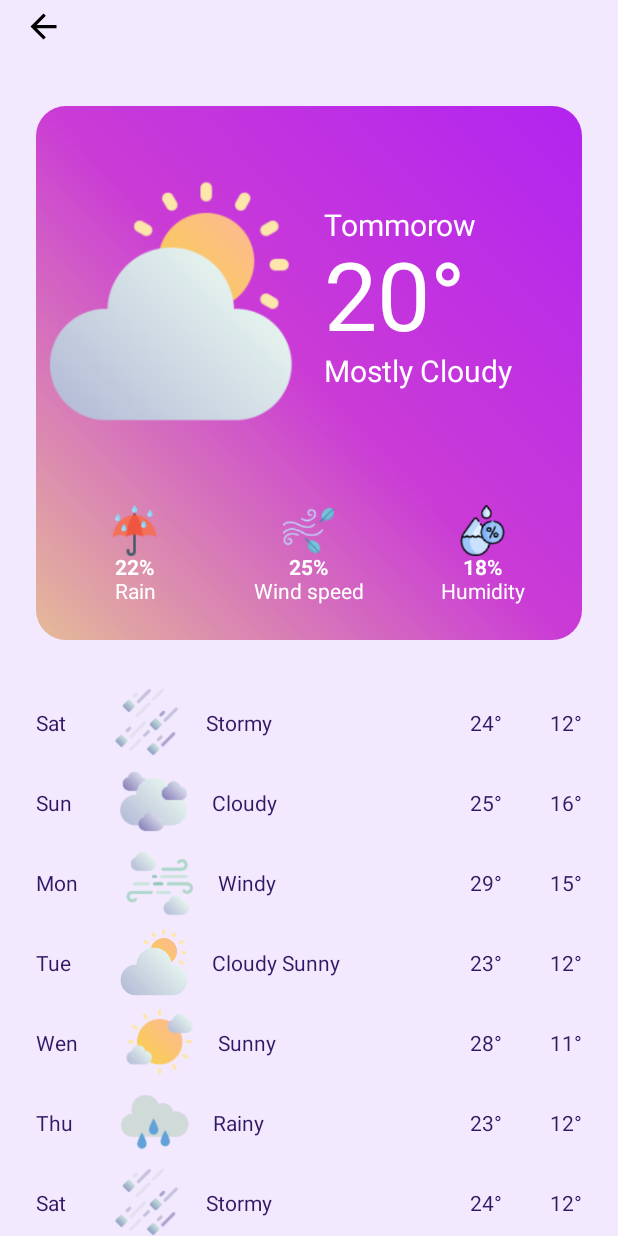
After one commit to chuthientuan/WeatherApp-Android, an Android app: the FutureActivity screen opened directly, with no data from a screen before it, on a phone screen of 412 x 824 dp. The commit adds this screen. Run offline under Robolectric (Android 15) with nearby library versions, the phone set to English and light mode, and no system bars.

Commit message:
Setup future activity and adapter

```diff
--- a/app/build.gradle.kts
+++ b/app/build.gradle.kts
@@ -39,6 +39,8 @@ dependencies {
     implementation(libs.constraintlayout)
     //Loading Animation
     implementation("com.airbnb.android:lottie:6.0.0")
+    //Card View
+    implementation("androidx.cardview:cardview:1.0.0")
     testImplementation(libs.junit)
     androidTestImplementation(libs.ext.junit)
     androidTestImplementation(libs.espresso.core)
--- a/app/src/main/AndroidManifest.xml
+++ b/app/src/main/AndroidManifest.xml
@@ -13,6 +13,9 @@
         android:theme="@style/Theme.WeatherApp"
         tools:targetApi="31">
         <activity
+            android:name=".activities.FutureActivity"
+            android:exported="false" />
+        <activity
             android:name=".activities.MainActivity"
             android:exported="false" />
         <activity
--- /dev/null
+++ b/app/src/main/java/com/example/weatherapp/activities/FutureActivity.java
@@ -0,0 +1,54 @@
+package com.example.weatherapp.activities;
+
+import android.os.Bundle;
+import android.widget.ImageView;
+
+import androidx.activity.EdgeToEdge;
+import androidx.appcompat.app.AppCompatActivity;
+import androidx.core.graphics.Insets;
+import androidx.core.view.ViewCompat;
+import androidx.core.view.WindowInsetsCompat;
+import androidx.recyclerview.widget.LinearLayoutManager;
+import androidx.recyclerview.widget.RecyclerView;
+
+import com.example.weatherapp.R;
+import com.example.weatherapp.adapters.FutureAdapter;
+import com.example.weatherapp.entities.FutureDomain;
+
+import java.util.ArrayList;
+
+public class FutureActivity extends AppCompatActivity {
+    private ArrayList<FutureDomain> items;
+    private FutureAdapter futureAdapter;
+    private RecyclerView recyclerViewFuture;
+
+    private ImageView imgBack;
+
+    @Override
+    protected void onCreate(Bundle savedInstanceState) {
+        super.onCreate(savedInstanceState);
+        EdgeToEdge.enable(this);
+        setContentView(R.layout.activity_future);
+        ViewCompat.setOnApplyWindowInsetsListener(findViewById(R.id.main), (v, insets) -> {
+            Insets systemBars = insets.getInsets(WindowInsetsCompat.Type.systemBars());
+            v.setPadding(systemBars.left, systemBars.top, systemBars.right, systemBars.bottom);
+            return insets;
+        });
+        recyclerViewFuture = findViewById(R.id.recyclerViewFuture);
+        recyclerViewFuture.setLayoutManager(new LinearLayoutManager(this, LinearLayoutManager.VERTICAL, false));
+        imgBack = findViewById(R.id.imgback);
+        imgBack.setOnClickListener(v -> finish());
+        items = new ArrayList<>();
+        items.add(new FutureDomain("Sat", "storm", "Stormy", 24, 12));
+        items.add(new FutureDomain("Sun", "cloudy", "Cloudy", 25, 16));
+        items.add(new FutureDomain("Mon", "windy", "Windy", 29, 15));
+        items.add(new FutureDomain("Tue", "cloudy_sunny", "Cloudy Sunny", 23, 12));
+        items.add(new FutureDomain("Wen", "sunny", "Sunny", 28, 11));
+        items.add(new FutureDomain("Thu", "rainy", "Rainy", 23, 12));
+        items.add(new FutureDomain("Sat", "storm", "Stormy", 24, 12));
+        items.add(new FutureDomain("Sun", "cloudy", "Cloudy", 25, 16));
+        items.add(new FutureDomain("Mon", "windy", "Windy", 29, 15));
+        futureAdapter = new FutureAdapter(items);
+        recyclerViewFuture.setAdapter(futureAdapter);
+    }
+}
--- a/app/src/main/java/com/example/weatherapp/activities/MainActivity.java
+++ b/app/src/main/java/com/example/weatherapp/activities/MainActivity.java
@@ -1,6 +1,8 @@
 package com.example.weatherapp.activities;
 
+import android.content.Intent;
 import android.os.Bundle;
+import android.widget.TextView;
 
 import androidx.activity.EdgeToEdge;
 import androidx.appcompat.app.AppCompatActivity;
@@ -21,6 +23,8 @@ public class MainActivity extends AppCompatActivity {
     private HourlyAdapter hourlyAdapter;
     private RecyclerView recyclerViewHourly;
 
+    private TextView textNext7Days;
+
     @Override
     protected void onCreate(Bundle savedInstanceState) {
         super.onCreate(savedInstanceState);
@@ -32,6 +36,7 @@ public class MainActivity extends AppCompatActivity {
             return insets;
         });
         recyclerViewHourly = findViewById(R.id.recyclerViewHourly);
+        textNext7Days = findViewById(R.id.textNext7Days);
         recyclerViewHourly.setLayoutManager(new LinearLayoutManager(this, LinearLayoutManager.HORIZONTAL, false));
         items = new ArrayList<>();
         items.add(new Hourly("9 pm", 28, "cloudy"));
@@ -41,5 +46,10 @@ public class MainActivity extends AppCompatActivity {
         items.add(new Hourly("1 am", 32, "storm"));
         hourlyAdapter = new HourlyAdapter(items);
         recyclerViewHourly.setAdapter(hourlyAdapter);
+
+        textNext7Days.setOnClickListener(v -> {
+            Intent intent = new Intent(this, FutureActivity.class);
+            startActivity(intent);
+        });
     }
 }
--- /dev/null
+++ b/app/src/main/java/com/example/weatherapp/adapters/FutureAdapter.java
@@ -0,0 +1,63 @@
+package com.example.weatherapp.adapters;
+
+import android.annotation.SuppressLint;
+import android.content.Context;
+import android.view.LayoutInflater;
+import android.view.View;
+import android.view.ViewGroup;
+import android.widget.ImageView;
+import android.widget.TextView;
+
+import androidx.annotation.NonNull;
+import androidx.recyclerview.widget.RecyclerView;
+
+import com.example.weatherapp.R;
+import com.example.weatherapp.entities.FutureDomain;
+
+import java.util.ArrayList;
+
+public class FutureAdapter extends RecyclerView.Adapter<FutureAdapter.FutureViewHolder> {
+    ArrayList<FutureDomain> items;
+    Context context;
+
+    public FutureAdapter(ArrayList<FutureDomain> items) {
+        this.items = items;
+    }
+
+    @NonNull
+    @Override
+    public FutureViewHolder onCreateViewHolder(@NonNull ViewGroup parent, int viewType) {
+        View view = LayoutInflater.from(parent.getContext()).inflate(R.layout.layout_future, parent, false);
+        return new FutureViewHolder(view);
+    }
+
+    @SuppressLint("SetTextI18n")
+    @Override
+    public void onBindViewHolder(@NonNull FutureViewHolder holder, int position) {
+        FutureDomain item = items.get(position);
+        context = holder.itemView.getContext();
+        holder.textDay.setText(item.getDay());
+        holder.textStatus.setText(item.getStatus());
+        holder.textHigh.setText(item.getHighTemp()+ "°");
+        holder.textLow.setText(item.getLowTemp()+ "°");
+        holder.imgPicNext.setImageResource(context.getResources().getIdentifier(item.getPicPath(), "drawable", context.getPackageName()));
+    }
+
+    @Override
+    public int getItemCount() {
+        return items.size();
+    }
+
+    static class FutureViewHolder extends RecyclerView.ViewHolder {
+        private TextView textDay, textStatus, textHigh, textLow;
+        private ImageView imgPicNext;
+        public FutureViewHolder(@NonNull View itemView) {
+            super(itemView);
+            textDay = itemView.findViewById(R.id.textDay);
+            textStatus = itemView.findViewById(R.id.textStatus);
+            textHigh = itemView.findViewById(R.id.textHigh);
+            textLow = itemView.findViewById(R.id.textLow);
+            imgPicNext = itemView.findViewById(R.id.imgPicNext);
+        }
+    }
+}
--- a/app/src/main/java/com/example/weatherapp/entities/FutureDomain.java
+++ b/app/src/main/java/com/example/weatherapp/entities/FutureDomain.java
@@ -5,14 +5,14 @@ public class FutureDomain {
     private String picPath;
     private String status;
     private int highTemp;
-    private int loeTemp;
+    private int lowTemp;
 
-    public FutureDomain(String day, String picPath, String status, int highTemp, int loeTemp) {
+    public FutureDomain(String day, String picPath, String status, int highTemp, int lowTemp) {
         this.day = day;
         this.picPath = picPath;
         this.status = status;
         this.highTemp = highTemp;
-        this.loeTemp = loeTemp;
+        this.lowTemp = lowTemp;
     }
 
     public String getDay() {
@@ -47,11 +47,11 @@ public class FutureDomain {
         this.highTemp = highTemp;
     }
 
-    public int getLoeTemp() {
-        return loeTemp;
+    public int getLowTemp() {
+        return lowTemp;
     }
 
-    public void setLoeTemp(int loeTemp) {
-        this.loeTemp = loeTemp;
+    public void setLowTemp(int loeTemp) {
+        this.lowTemp = loeTemp;
     }
 }
--- /dev/null
+++ b/app/src/main/res/drawable/ic_back.xml
@@ -0,0 +1,5 @@
+<vector xmlns:android="http://schemas.android.com/apk/res/android" android:autoMirrored="true" android:height="24dp" android:tint="#000000" android:viewportHeight="24" android:viewportWidth="24" android:width="24dp">
+
+    <path android:fillColor="@android:color/white" android:pathData="M20,11H7.83l5.59,-5.59L12,4l-8,8 8,8 1.41,-1.41L7.83,13H20v-2z"/>
+
+</vector>
--- /dev/null
+++ b/app/src/main/res/layout/activity_future.xml
@@ -0,0 +1,37 @@
+<?xml version="1.0" encoding="utf-8"?>
+<androidx.constraintlayout.widget.ConstraintLayout xmlns:android="http://schemas.android.com/apk/res/android"
+    xmlns:app="http://schemas.android.com/apk/res-auto"
+    xmlns:tools="http://schemas.android.com/tools"
+    android:id="@+id/main"
+    android:layout_width="match_parent"
+    android:layout_height="match_parent"
+    android:background="@color/backgroundColor"
+    tools:context=".activities.FutureActivity">
+
+    <ScrollView
+        android:layout_width="match_parent"
+        android:layout_height="match_parent">
+
+        <LinearLayout
+            android:layout_width="match_parent"
+            android:layout_height="wrap_content"
+            android:orientation="vertical">
+
+            <ImageView
+                android:id="@+id/imgback"
+                android:layout_width="26dp"
+                android:layout_height="26dp"
+                android:layout_margin="16dp"
+                android:contentDescription="@string/app_name"
+                android:src="@drawable/ic_back" />
+
+            <include layout="@layout/layout_weather_card_next" />
+            <androidx.recyclerview.widget.RecyclerView
+                android:id="@+id/recyclerViewFuture"
+                android:layout_width="match_parent"
+                android:layout_height="match_parent"
+                android:clipToPadding="false"/>
+
+        </LinearLayout>
+    </ScrollView>
+</androidx.constraintlayout.widget.ConstraintLayout>
--- a/app/src/main/res/layout/activity_main.xml
+++ b/app/src/main/res/layout/activity_main.xml
@@ -85,6 +85,7 @@
                     tools:ignore="InefficientWeight" />
 
                 <TextView
+                    android:id="@+id/textNext7Days"
                     android:layout_width="wrap_content"
                     android:layout_height="wrap_content"
                     android:layout_marginEnd="24dp"
--- /dev/null
+++ b/app/src/main/res/layout/layout_future.xml
@@ -0,0 +1,63 @@
+<?xml version="1.0" encoding="utf-8"?>
+<androidx.constraintlayout.widget.ConstraintLayout xmlns:android="http://schemas.android.com/apk/res/android"
+    android:layout_width="match_parent"
+    android:layout_height="wrap_content"
+    android:layout_marginStart="16dp"
+    android:layout_marginTop="8dp"
+    android:layout_marginEnd="16dp"
+    xmlns:app="http://schemas.android.com/apk/res-auto">
+
+    <TextView
+        android:id="@+id/textDay"
+        android:layout_width="wrap_content"
+        android:layout_height="wrap_content"
+        android:layout_marginStart="8dp"
+        android:text="Sat"
+        android:textColor="@color/textColor"
+        android:textSize="14sp"
+        app:layout_constraintBottom_toBottomOf="parent"
+        app:layout_constraintStart_toStartOf="parent"
+        app:layout_constraintTop_toTopOf="parent"/>
+    <ImageView
+        android:id="@+id/imgPicNext"
+        android:layout_width="45dp"
+        android:layout_height="45dp"
+        android:layout_marginStart="32dp"
+        android:src="@drawable/sunny"
+        app:layout_constraintBottom_toBottomOf="@+id/textDay"
+        app:layout_constraintStart_toEndOf="@+id/textDay"
+        app:layout_constraintTop_toTopOf="@+id/textDay"
+        android:contentDescription="@string/app_name"/>
+    <TextView
+        android:id="@+id/textStatus"
+        android:layout_width="wrap_content"
+        android:layout_height="wrap_content"
+        android:layout_marginStart="16dp"
+        android:text="sunny"
+        android:textColor="@color/textColor"
+        android:textSize="14sp"
+        app:layout_constraintBottom_toBottomOf="@id/imgPicNext"
+        app:layout_constraintStart_toEndOf="@id/imgPicNext"
+        app:layout_constraintTop_toTopOf="@id/imgPicNext"/>
+    <TextView
+        android:id="@+id/textLow"
+        android:layout_width="wrap_content"
+        android:layout_height="wrap_content"
+        android:layout_marginEnd="8dp"
+        android:text="@string/_20"
+        android:textColor="@color/textColor"
+        app:layout_constraintBottom_toBottomOf="@id/imgPicNext"
+        app:layout_constraintEnd_toEndOf="parent"
+        app:layout_constraintTop_toTopOf="@id/imgPicNext"/>
+    <TextView
+        android:id="@+id/textHigh"
+        android:layout_width="wrap_content"
+        android:layout_height="wrap_content"
+        android:layout_marginEnd="32dp"
+        android:text="@string/_20"
+        android:textColor="@color/textColor"
+        app:layout_constraintBottom_toBottomOf="@id/textLow"
+        app:layout_constraintEnd_toStartOf="@id/textLow"
+        app:layout_constraintTop_toTopOf="@id/textLow"/>
+
+</androidx.constraintlayout.widget.ConstraintLayout>
--- a/app/src/main/res/layout/layout_weather_card.xml
+++ b/app/src/main/res/layout/layout_weather_card.xml
@@ -10,6 +10,7 @@
     <LinearLayout
         android:layout_width="match_parent"
         android:layout_height="wrap_content"
+        android:baselineAligned="false"
         android:orientation="horizontal"
         android:padding="8dp"
         app:layout_constraintBottom_toBottomOf="parent"
--- /dev/null
+++ b/app/src/main/res/layout/layout_weather_card_next.xml
@@ -0,0 +1,180 @@
+<?xml version="1.0" encoding="utf-8"?>
+<androidx.constraintlayout.widget.ConstraintLayout xmlns:android="http://schemas.android.com/apk/res/android"
+    xmlns:app="http://schemas.android.com/apk/res-auto"
+    xmlns:tools="http://schemas.android.com/tools"
+    android:layout_width="match_parent"
+    android:layout_height="wrap_content"
+    android:layout_margin="24dp"
+    android:background="@drawable/background_gradient_banner">
+
+    <LinearLayout
+        android:layout_width="match_parent"
+        android:layout_height="match_parent"
+        android:layout_marginStart="8dp"
+        android:layout_marginTop="8dp"
+        android:layout_marginEnd="8dp"
+        android:orientation="vertical"
+        app:layout_constraintBottom_toBottomOf="parent"
+        app:layout_constraintEnd_toEndOf="parent"
+        app:layout_constraintStart_toStartOf="parent"
+        app:layout_constraintTop_toTopOf="parent">
+
+        <LinearLayout
+            android:layout_width="match_parent"
+            android:layout_height="wrap_content"
+            android:orientation="horizontal">
+
+            <ImageView
+                android:layout_width="0dp"
+                android:layout_height="wrap_content"
+                android:layout_weight="0.5"
+                android:contentDescription="@string/app_name"
+                android:src="@drawable/cloudy_sunny" />
+
+            <LinearLayout
+                android:layout_width="0dp"
+                android:layout_height="wrap_content"
+                android:layout_marginStart="20dp"
+                android:layout_marginTop="60dp"
+                android:layout_weight="0.5"
+                android:orientation="vertical"
+                android:paddingBottom="20dp">
+
+                <TextView
+                    android:layout_width="match_parent"
+                    android:layout_height="wrap_content"
+                    android:includeFontPadding="false"
+                    android:text="Tommorow"
+                    android:textColor="@color/white"
+                    android:textSize="20sp" />
+
+                <TextView
+                    android:layout_width="match_parent"
+                    android:layout_height="wrap_content"
+                    android:includeFontPadding="false"
+                    android:text="@string/_20"
+                    android:textColor="@color/white"
+                    android:textSize="63sp" />
+
+                <TextView
+                    android:layout_width="match_parent"
+                    android:layout_height="wrap_content"
+                    android:includeFontPadding="false"
+                    android:text="Mostly Cloudy"
+                    android:textColor="@color/white"
+                    android:textSize="20sp" />
+            </LinearLayout>
+
+        </LinearLayout>
+
+        <LinearLayout
+            android:layout_width="match_parent"
+            android:layout_height="wrap_content"
+            android:baselineAligned="false"
+            android:orientation="horizontal"
+            android:paddingBottom="8dp">
+
+            <LinearLayout
+                android:layout_width="wrap_content"
+                android:layout_height="wrap_content"
+                android:layout_margin="16dp"
+                android:layout_weight="0.333"
+                android:orientation="vertical"
+                tools:ignore="UselessParent">
+
+                <ImageView
+                    android:layout_width="34dp"
+                    android:layout_height="34dp"
+                    android:layout_gravity="center"
+                    android:contentDescription="@string/app_name"
+                    android:src="@drawable/rain" />
+
+                <TextView
+                    android:layout_width="match_parent"
+                    android:layout_height="wrap_content"
+                    android:includeFontPadding="false"
+                    android:text="22%"
+                    android:textAlignment="center"
+                    android:textColor="@color/white"
+                    android:textStyle="bold" />
+
+                <TextView
+                    android:layout_width="match_parent"
+                    android:layout_height="wrap_content"
+                    android:includeFontPadding="false"
+                    android:text="Rain"
+                    android:textAlignment="center"
+                    android:textColor="@color/white" />
+
+            </LinearLayout>
+
+            <LinearLayout
+                android:layout_width="wrap_content"
+                android:layout_height="wrap_content"
+                android:layout_margin="16dp"
+                android:layout_weight="0.333"
+                android:orientation="vertical"
+                tools:ignore="UselessParent">
+
+                <ImageView
+                    android:layout_width="34dp"
+                    android:layout_height="34dp"
+                    android:layout_gravity="center"
+                    android:contentDescription="@string/app_name"
+                    android:src="@drawable/wind" />
+
+                <TextView
+                    android:layout_width="match_parent"
+                    android:layout_height="wrap_content"
+                    android:includeFontPadding="false"
+                    android:text="25%"
+                    android:textAlignment="center"
+                    android:textColor="@color/white"
+                    android:textStyle="bold" />
+
+                <TextView
+                    android:layout_width="match_parent"
+                    android:layout_height="wrap_content"
+                    android:includeFontPadding="false"
+                    android:text="Wind speed"
+                    android:textAlignment="center"
+                    android:textColor="@color/white" />
+
+            </LinearLayout>
+
+            <LinearLayout
+                android:layout_width="wrap_content"
+                android:layout_height="wrap_content"
+                android:layout_margin="16dp"
+                android:layout_weight="0.333"
+                android:orientation="vertical"
+                tools:ignore="UselessParent">
+
+                <ImageView
+                    android:layout_width="34dp"
+                    android:layout_height="34dp"
+                    android:layout_gravity="center"
+                    android:contentDescription="@string/app_name"
+                    android:src="@drawable/humidity" />
+
+                <TextView
+                    android:layout_width="match_parent"
+                    android:layout_height="wrap_content"
+                    android:includeFontPadding="false"
+                    android:text="18%"
+                    android:textAlignment="center"
+                    android:textColor="@color/white"
+                    android:textStyle="bold" />
+
+                <TextView
+                    android:layout_width="match_parent"
+                    android:layout_height="wrap_content"
+                    android:includeFontPadding="false"
+                    android:text="Humidity"
+                    android:textAlignment="center"
+                    android:textColor="@color/white" />
+
+            </LinearLayout>
+        </LinearLayout>
+    </LinearLayout>
+</androidx.constraintlayout.widget.ConstraintLayout>
```
